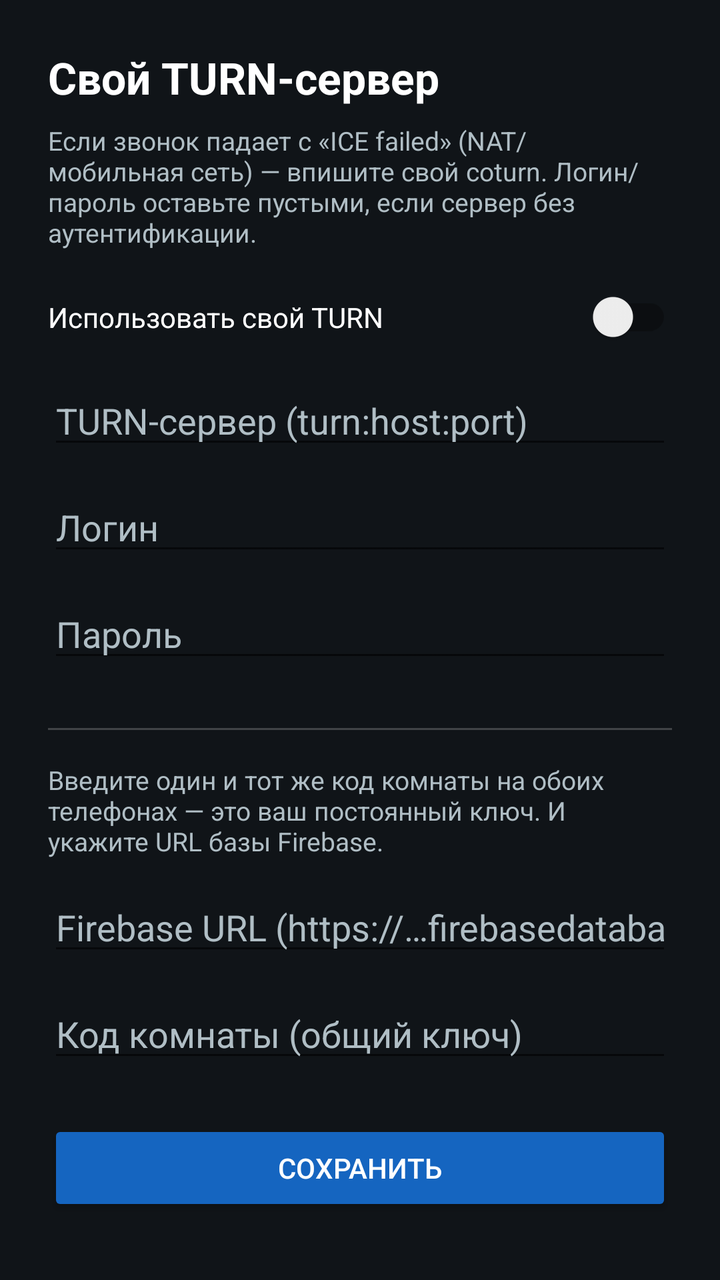
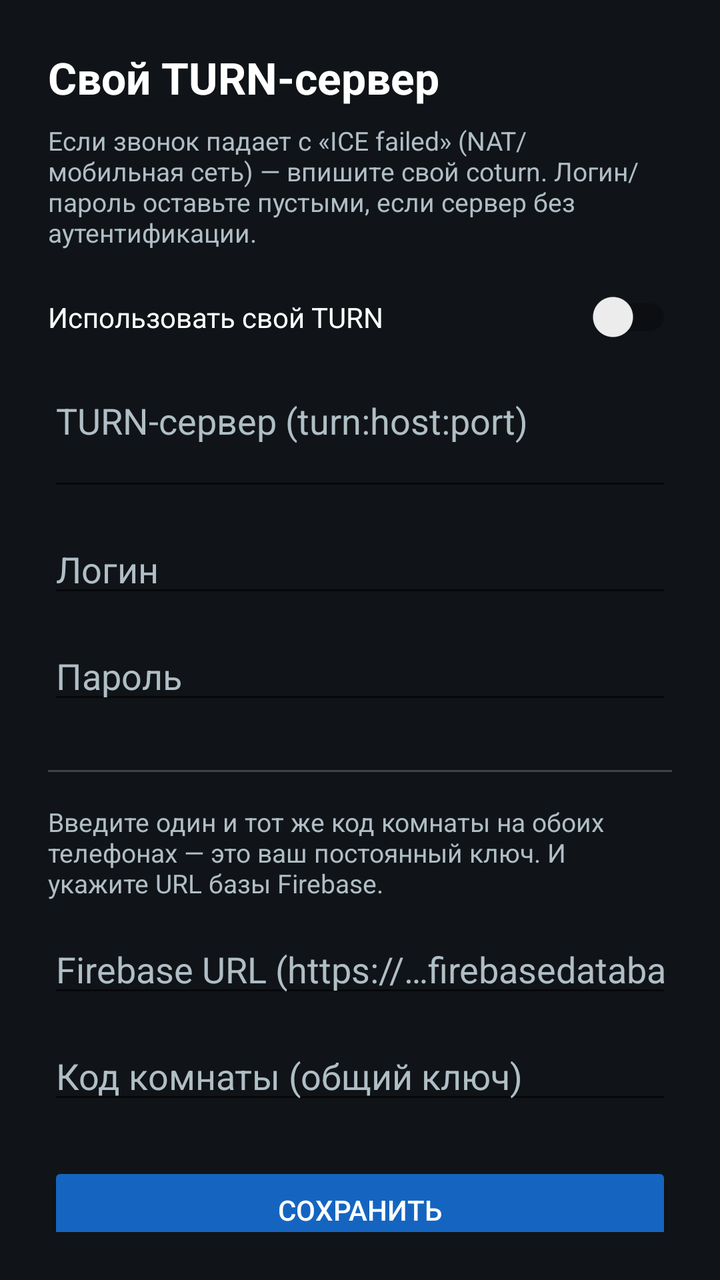

An Android layout rendered at two revisions. The XML below is the earlier revision; the diff shows what the commit changed to produce the second picture.
<!-- AndroidManifest.xml: application theme Theme.P2PCall -->
<!-- res/layout/activity_settings.xml -->
<?xml version="1.0" encoding="utf-8"?>
<ScrollView xmlns:android="http://schemas.android.com/apk/res/android"
    android:layout_width="match_parent"
    android:layout_height="match_parent"
    android:background="@color/bg_dark"
    android:fillViewport="true"
    android:padding="24dp">

    <LinearLayout
        android:layout_width="match_parent"
        android:layout_height="wrap_content"
        android:orientation="vertical">

        <TextView
            android:layout_width="match_parent"
            android:layout_height="wrap_content"
            android:text="@string/settings_title"
            android:textColor="@color/text_primary"
            android:textSize="22sp"
            android:textStyle="bold" />

        <TextView
            android:layout_width="match_parent"
            android:layout_height="wrap_content"
            android:layout_marginTop="8dp"
            android:text="@string/settings_hint"
            android:textColor="@color/text_secondary"
            android:textSize="13sp" />

        <androidx.appcompat.widget.SwitchCompat
            android:id="@+id/turnSwitch"
            android:layout_width="match_parent"
            android:layout_height="wrap_content"
            android:layout_marginTop="20dp"
            android:text="@string/settings_turn_switch"
            android:textColor="@color/text_primary" />

        <EditText
            android:id="@+id/turnUrlInput"
            android:layout_width="match_parent"
            android:layout_height="wrap_content"
            android:layout_marginTop="16dp"
            android:hint="@string/settings_turn_url"
            android:inputType="textUri"
            android:textColor="@color/text_primary"
            android:textColorHint="@color/text_secondary" />

        <EditText
            android:id="@+id/turnUserInput"
            android:layout_width="match_parent"
            android:layout_height="wrap_content"
            android:layout_marginTop="12dp"
            android:hint="@string/settings_turn_user"
            android:inputType="text"
            android:textColor="@color/text_primary"
            android:textColorHint="@color/text_secondary" />

        <EditText
            android:id="@+id/turnPassInput"
            android:layout_width="match_parent"
            android:layout_height="wrap_content"
            android:layout_marginTop="12dp"
            android:hint="@string/settings_turn_pass"
            android:inputType="textPassword"
            android:textColor="@color/text_primary"
            android:textColorHint="@color/text_secondary" />

        <View
            android:layout_width="match_parent"
            android:layout_height="1dp"
            android:layout_marginTop="28dp"
            android:background="#33FFFFFF" />

        <TextView
            android:layout_width="match_parent"
            android:layout_height="wrap_content"
            android:layout_marginTop="16dp"
            android:text="@string/settings_room_hint"
            android:textColor="@color/text_secondary"
            android:textSize="13sp" />

        <EditText
            android:id="@+id/firebaseUrlInput"
            android:layout_width="match_parent"
            android:layout_height="wrap_content"
            android:layout_marginTop="12dp"
            android:hint="@string/settings_firebase_url"
            android:inputType="textUri"
            android:textColor="@color/text_primary"
            android:textColorHint="@color/text_secondary" />

        <EditText
            android:id="@+id/roomCodeInput"
            android:layout_width="match_parent"
            android:layout_height="wrap_content"
            android:layout_marginTop="12dp"
            android:hint="@string/settings_room_code"
            android:inputType="text"
            android:textColor="@color/text_primary"
            android:textColorHint="@color/text_secondary" />

        <Button
            android:id="@+id/btnSave"
            android:layout_width="match_parent"
            android:layout_height="wrap_content"
            android:layout_marginTop="24dp"
            android:backgroundTint="@color/brand"
            android:text="@string/settings_save"
            android:textColor="@color/text_primary" />
    </LinearLayout>
</ScrollView>
<!-- resources referenced by this layout -->
<resources>
  <color name="bg_dark">#101418</color>
  <color name="brand">#1565C0</color>
  <color name="text_primary">#FFFFFF</color>
  <color name="text_secondary">#B0BEC5</color>
  <string name="settings_firebase_url">Firebase URL (https://…firebasedatabase.app)</string>
  <string name="settings_hint">Если звонок падает с «ICE failed» (NAT/мобильная сеть) — впишите свой coturn. Логин/пароль оставьте пустыми, если сервер без аутентификации.</string>
  <string name="settings_room_code">Код комнаты (общий ключ)</string>
  <string name="settings_room_hint">Введите один и тот же код комнаты на обоих телефонах — это ваш постоянный ключ. И укажите URL базы Firebase.</string>
  <string name="settings_save">Сохранить</string>
  <string name="settings_title">Свой TURN-сервер</string>
  <string name="settings_turn_pass">Пароль</string>
  <string name="settings_turn_switch">Использовать свой TURN</string>
  <string name="settings_turn_url">TURN-сервер (turn:host:port)</string>
  <string name="settings_turn_user">Логин</string>
  <style name="Theme.P2PCall" parent="Theme.AppCompat.DayNight.NoActionBar">
          <item name="colorPrimary">@color/brand</item>
          <item name="colorPrimaryDark">@color/brand_dark</item>
          <item name="colorAccent">@color/brand_light</item>
          <item name="android:windowBackground">@color/bg_dark</item>
          <item name="android:statusBarColor" tools:targetApi="21">@color/brand_dark</item>
      </style>
  <color name="brand_dark">#0D47A1</color>
  <color name="brand_light">#42A5F5</color>
</resources>

<!-- the commit's change to res/layout/activity_settings.xml (unified diff, before → after) -->
@@ -40,8 +40,10 @@
             android:layout_width="match_parent"
             android:layout_height="wrap_content"
             android:layout_marginTop="16dp"
+            android:gravity="top|start"
             android:hint="@string/settings_turn_url"
-            android:inputType="textUri"
+            android:inputType="textMultiLine|textUri"
+            android:minLines="2"
             android:textColor="@color/text_primary"
             android:textColorHint="@color/text_secondary" />
 
